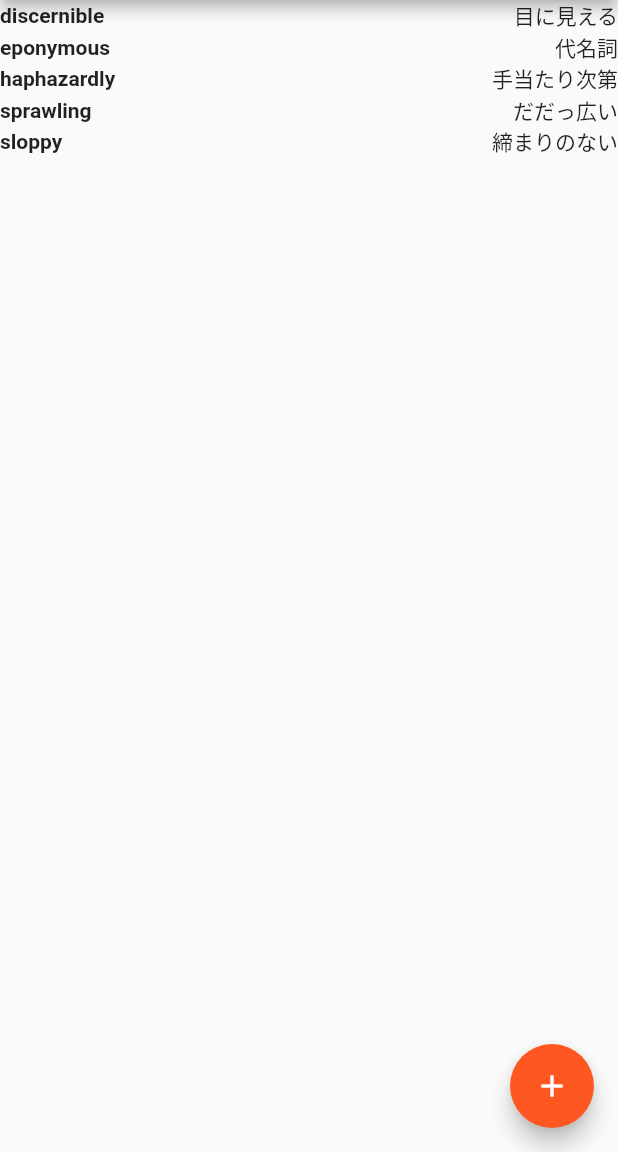
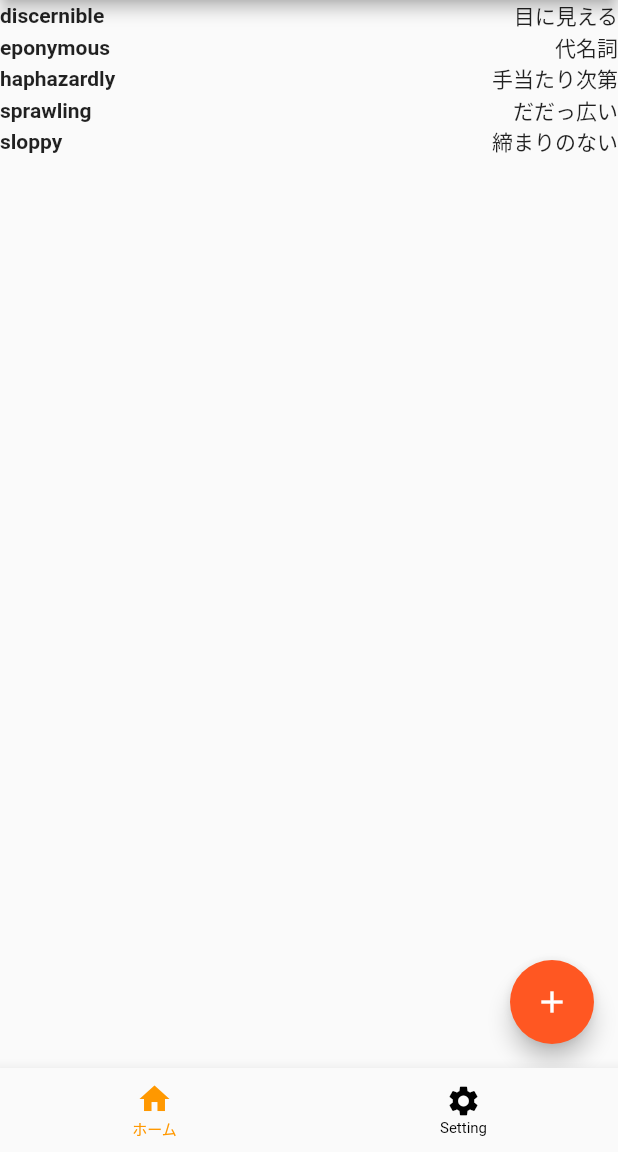
Before and after one commit to Kanatani28/vocabulary_note, a Flutter app: the screen it shows after launch, on a phone screen of 412 x 824 dp, the part 84-1236 px from its top. Run offline on Flutter 3.47's test engine with Material 2 defaults, Android fonts, the phone set to English and light mode, and no system bars; our stand-ins replace flutter_hooks.

Commit message:
add bottom navigation

```diff
--- /dev/null
+++ b/lib/hooks/use_navigation_menu.dart
@@ -0,0 +1,35 @@
+import 'package:flutter/widgets.dart';
+import 'package:flutter_hooks/flutter_hooks.dart';
+import 'package:vocabulary_note/ui/pages/home.dart';
+import 'package:vocabulary_note/ui/pages/setting.dart';
+
+class NavigationController {
+  ValueNotifier<int> currentPageIndex;
+  Widget currentPage;
+  void Function(int)? setCurrentPageIndex;
+
+  NavigationController(
+      {required this.currentPageIndex,
+      required this.currentPage,
+      required this.setCurrentPageIndex});
+}
+
+NavigationController useNavigationMenu() {
+  final currentPageIndex = useState<int>(0);
+  void setCurrentPageIndex(int index) {
+    currentPageIndex.value = index;
+  }
+
+  final List<Widget> _pageList = [
+    const Home(),
+    const Setting(),
+  ];
+  final currentPage = useMemoized(() {
+    return _pageList[currentPageIndex.value];
+  }, [currentPageIndex.value]);
+
+  return NavigationController(
+      currentPageIndex: currentPageIndex,
+      setCurrentPageIndex: setCurrentPageIndex,
+      currentPage: currentPage);
+}
--- a/lib/main.dart
+++ b/lib/main.dart
@@ -1,7 +1,9 @@
 import 'package:flutter/material.dart';
 import 'package:flutter_hooks/flutter_hooks.dart';
+import 'package:vocabulary_note/ui/organisms/common/bottom_navigation_bar.dart';
 
 import './ui/pages/home.dart';
+import './hooks/use_navigation_menu.dart';
 
 void main() {
   runApp(const MyApp());
@@ -28,16 +30,23 @@ class MyApp extends StatelessWidget {
 
 class _PageRoot extends HookWidget {
   const _PageRoot({Key? key}) : super(key: key);
+  static final menuItems = <String, IconData>{
+    'ホーム': Icons.home,
+    'Setting': Icons.settings,
+  };
 
   @override
   Widget build(BuildContext context) {
+    final _navigationController = useNavigationMenu();
     return Scaffold(
-      appBar: AppBar(
-        // Here we take the value from the MyHomePage object that was created by
-        // the App.build method, and use it to set our appbar title.
-        title: const Text(appName),
-      ),
-      body: const Home(),
-    );
+        appBar: AppBar(
+          title: const Text(appName),
+        ),
+        body: _navigationController.currentPage,
+        bottomNavigationBar: MyBottomNavigationBar(
+          menuItems: menuItems,
+          currentIndex: _navigationController.currentPageIndex.value,
+          onTap: _navigationController.setCurrentPageIndex,
+        ));
   }
 }
--- /dev/null
+++ b/lib/ui/organisms/common/bottom_navigation_bar.dart
@@ -0,0 +1,37 @@
+import 'package:flutter/material.dart';
+import 'package:flutter_hooks/flutter_hooks.dart';
+
+class MyBottomNavigationBar extends HookWidget {
+  final Map<String, IconData> menuItems;
+  final int currentIndex;
+  final void Function(int)? onTap;
+
+  const MyBottomNavigationBar({
+    Key? key,
+    required this.menuItems,
+    required this.currentIndex,
+    required this.onTap,
+  }) : super(key: key);
+
+  @override
+  Widget build(BuildContext context) {
+    doNothing(int val) {
+      print('doNothing');
+    }
+
+    return BottomNavigationBar(
+      selectedItemColor: Colors.orange,
+      unselectedItemColor: Colors.black,
+      selectedFontSize: 10,
+      unselectedFontSize: 10,
+      showUnselectedLabels: true,
+      type: BottomNavigationBarType.fixed,
+      items: menuItems.entries
+          .map((menuItem) => BottomNavigationBarItem(
+              label: menuItem.key, icon: Icon(menuItem.value)))
+          .toList(),
+      currentIndex: currentIndex,
+      onTap: onTap,
+    );
+  }
+}
--- a/lib/ui/pages/home.dart
+++ b/lib/ui/pages/home.dart
@@ -7,12 +7,6 @@ class Home extends HookWidget {
 
   @override
   Widget build(BuildContext context) {
-    // final _counter = useState(0);
-    // void _incrementCounter() {
-    //   print('increment ');
-    //   _counter.value++;
-    // }
-
     final _controller = useVocabularyList();
 
     return Scaffold(
@@ -20,7 +14,7 @@ class Home extends HookWidget {
         children: [
           Flexible(
               child: _controller.loading.value
-                  ? Text('loading')
+                  ? const Center(child: CircularProgressIndicator())
                   : ListView(
                       children: _controller.vocabularyList.value
                           .map((vocabulary) => Row(
```
Also changed, not shown: lib/ui/pages/setting.dart (added, +19 -0 lines).
